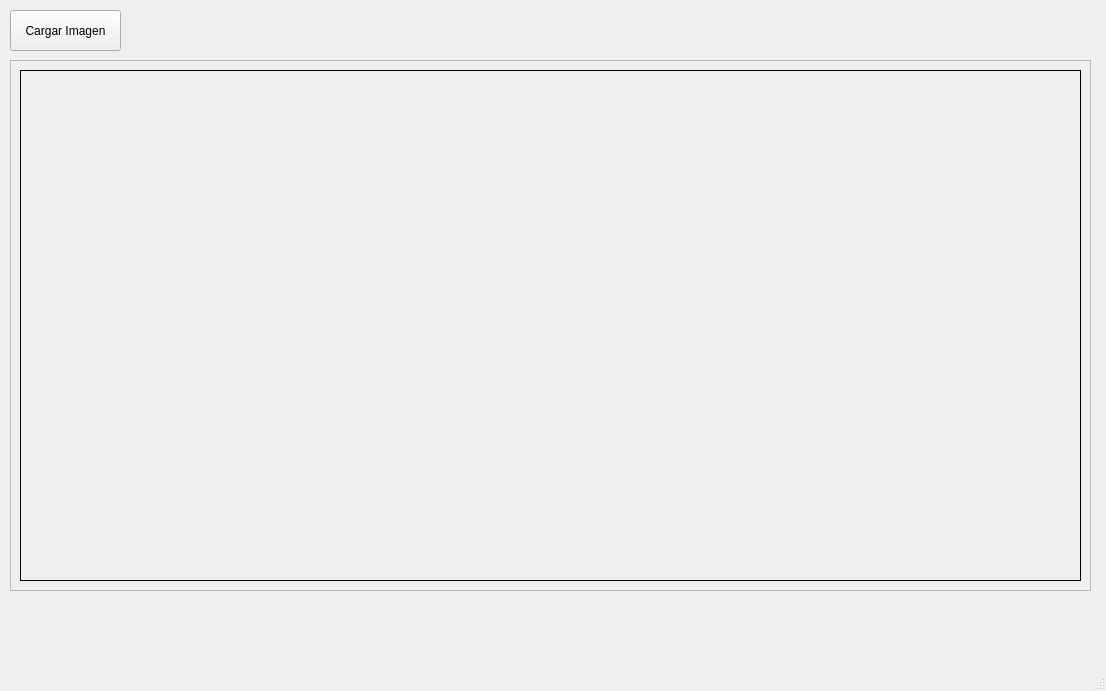
First picture: the form in ndvi.ui, repository JoeSvr95/NDVI-Checking, before the edit.
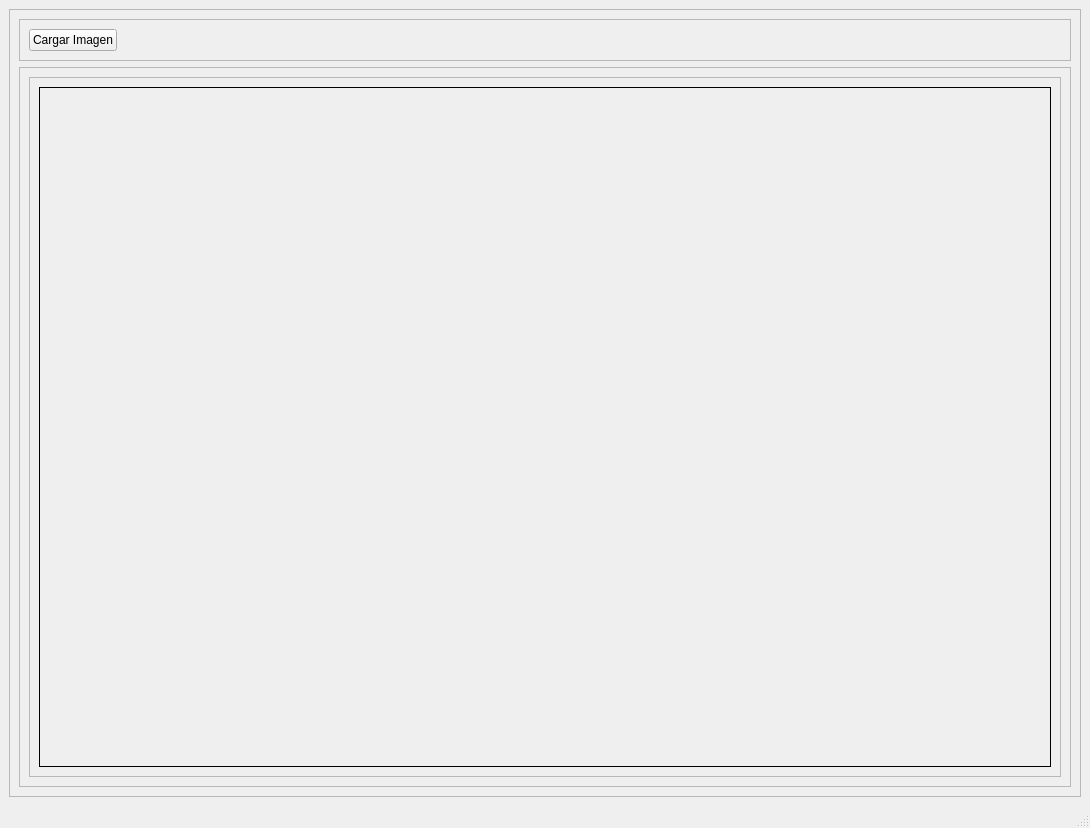
Second picture: the form after the edit.

Commit message: Cambio en la UI para que sea responisve

The edit to the form file:
```diff
--- a/ndvi.ui
+++ b/ndvi.ui
@@ -6,36 +6,76 @@
    <rect>
     <x>0</x>
     <y>0</y>
-    <width>1106</width>
-    <height>691</height>
+    <width>1090</width>
+    <height>828</height>
    </rect>
   </property>
   <property name="windowTitle">
    <string>NDVI Labeling</string>
   </property>
   <widget class="QWidget" name="centralwidget">
+   <layout class="QGridLayout" name="gridLayout_2">
+    <item row="0" column="0">
+     <widget class="QFrame" name="main_frame">
+      <property name="frameShape">
+       <enum>QFrame::StyledPanel</enum>
+      </property>
+      <property name="frameShadow">
+       <enum>QFrame::Raised</enum>
+      </property>
+      <layout class="QVBoxLayout" name="verticalLayout">
+       <item>
+        <widget class="QFrame" name="tools_frame">
+         <property name="frameShape">
+          <enum>QFrame::StyledPanel</enum>
+         </property>
+         <property name="frameShadow">
+          <enum>QFrame::Raised</enum>
+         </property>
+         <layout class="QHBoxLayout" name="horizontalLayout_3">
+          <item>
    <widget class="QPushButton" name="loadImgBtn">
-    <property name="geometry">
-     <rect>
-      <x>10</x>
-      <y>10</y>
-      <width>111</width>
-      <height>41</height>
-     </rect>
+            <property name="enabled">
+             <bool>true</bool>
+            </property>
+            <property name="sizePolicy">
+             <sizepolicy hsizetype="Minimum" vsizetype="Fixed">
+              <horstretch>0</horstretch>
+              <verstretch>0</verstretch>
+             </sizepolicy>
     </property>
     <property name="text">
      <string>Cargar Imagen</string>
     </property>
    </widget>
+          </item>
+          <item>
+           <spacer name="horizontalSpacer">
+            <property name="orientation">
+             <enum>Qt::Horizontal</enum>
+            </property>
+            <property name="sizeHint" stdset="0">
+             <size>
+              <width>40</width>
+              <height>20</height>
+             </size>
+            </property>
+           </spacer>
+          </item>
+         </layout>
+        </widget>
+       </item>
+       <item>
+        <widget class="QFrame" name="img_frame">
+         <property name="frameShape">
+          <enum>QFrame::StyledPanel</enum>
+         </property>
+         <property name="frameShadow">
+          <enum>QFrame::Raised</enum>
+         </property>
+         <layout class="QGridLayout" name="gridLayout">
+          <item row="0" column="0">
    <widget class="QScrollArea" name="scrollArea">
-    <property name="geometry">
-     <rect>
-      <x>10</x>
-      <y>60</y>
-      <width>1081</width>
-      <height>531</height>
-     </rect>
-    </property>
     <property name="widgetResizable">
      <bool>true</bool>
     </property>
@@ -44,8 +84,8 @@
       <rect>
        <x>0</x>
        <y>0</y>
-       <width>1079</width>
-       <height>529</height>
+               <width>1030</width>
+               <height>678</height>
       </rect>
      </property>
      <layout class="QHBoxLayout" name="horizontalLayout">
@@ -62,6 +102,14 @@
      </layout>
     </widget>
    </widget>
+          </item>
+         </layout>
+        </widget>
+       </item>
+      </layout>
+     </widget>
+    </item>
+   </layout>
   </widget>
   <widget class="QMenuBar" name="menubar">
    <property name="geometry">
```
Left out of the diff: 4 changed lines with no effect on the pictures. Lines whose indentation alone changed are shown as unchanged. The commit also changes 2 other files.
